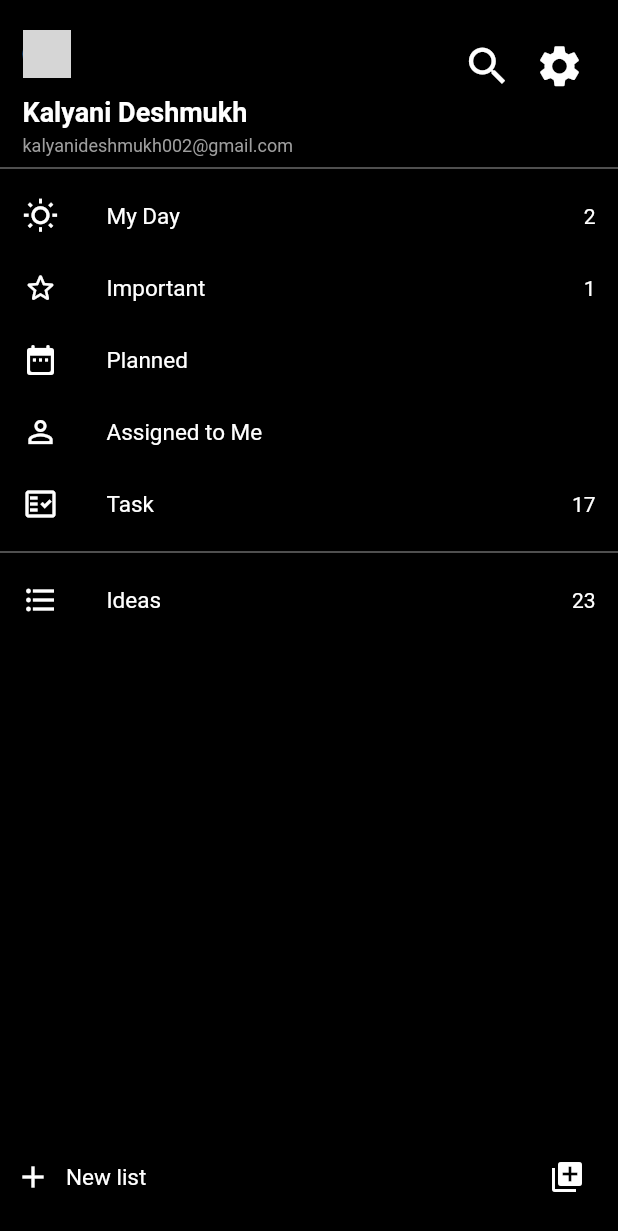
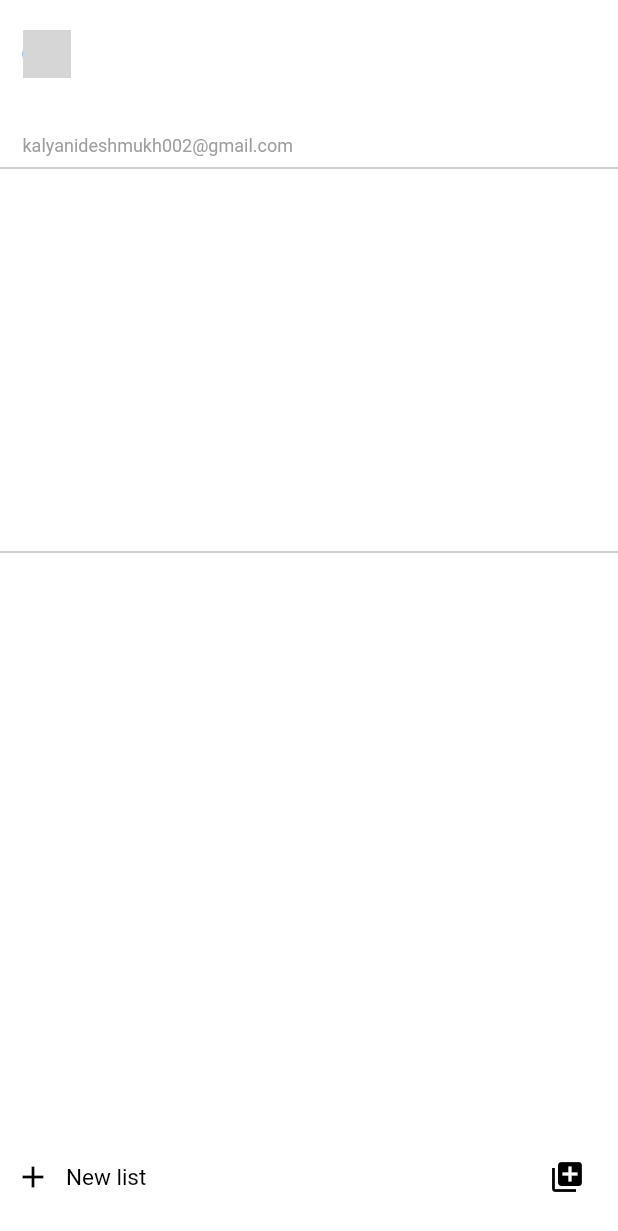
Before and after one commit to kalyani-deshmukh/microsoft_todo_app_flutter, a Flutter app: the screen it shows after launch, on a phone screen of 412 x 824 dp. Shown: the top 1231 px of the screen. Run offline on Flutter 3.47's test engine with Material 2 defaults, Android fonts, the phone set to English and light mode, and no system bars; grey boxes are pictures that could not be loaded.

Commit message:
light thm

```diff
--- a/lib/screens/rootScreen/RootScreen.dart
+++ b/lib/screens/rootScreen/RootScreen.dart
@@ -6,7 +6,7 @@ class RootScreen extends StatelessWidget {
   @override
   Widget build(BuildContext context) {
     return Scaffold(
-        backgroundColor: Colors.black,
+        backgroundColor: Colors.white,
         body: SafeArea(
           child: Column(
               children: <Widget>[
@@ -24,12 +24,12 @@ class RootScreen extends StatelessWidget {
                   children: <Widget>[
                     Row(
                       children: <Widget>[
-                        Container(margin: EdgeInsets.only(right: 10), child: Icon(Icons.add, color: Colors.white)),
-                        Text('New list', style: TextStyle(fontSize: 15, color: Colors.white))
+                        Container(margin: EdgeInsets.only(right: 10), child: Icon(Icons.add, color: Colors.black)),
+                        Text('New list', style: TextStyle(fontSize: 15, color: Colors.black))
                       ]
                     ),
                     IconButton(
-                      icon: Icon(Icons.add_to_photos, color: Colors.white),
+                      icon: Icon(Icons.add_to_photos, color: Colors.black),
                       onPressed: (() {})
                     )
                   ]
```
